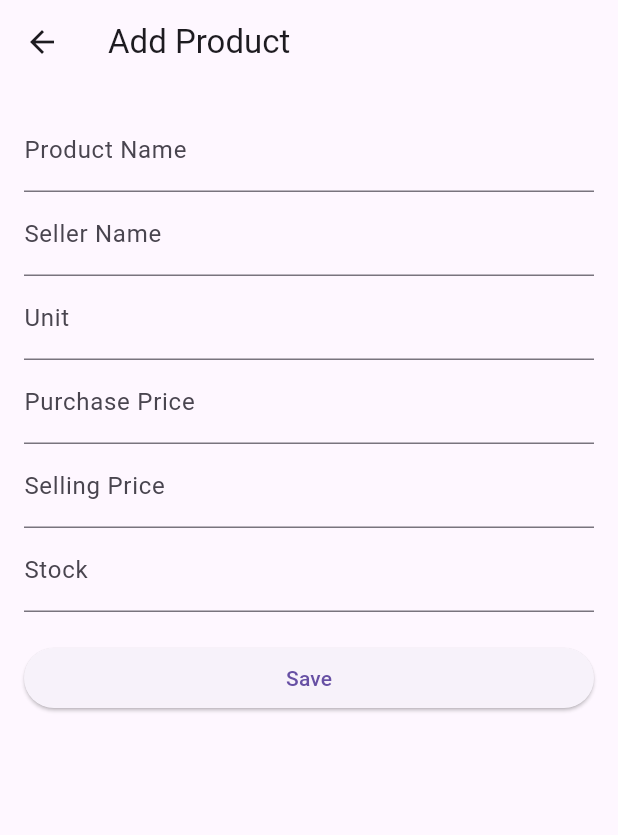
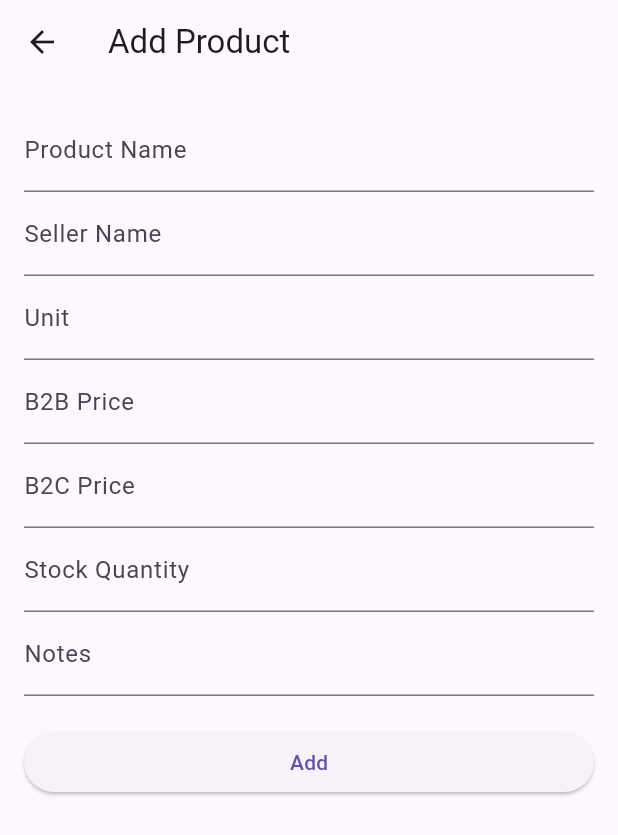
Before and after one commit to 0xRohinth/learn-flutter, a Flutter app: the AddProductScreen screen opened directly, on a phone screen of 412 x 824 dp. Shown: the top 835 px of the screen. Run offline on Flutter 3.47's test engine with Material 3 defaults, Android fonts, the phone set to English and light mode, and no system bars; our stand-ins replace sqflite; accounts and stored records are empty; statements that could not run were skipped.

Commit message:
fix:name config

```diff
--- a/stock_manager/lib/screens/add_product_screen.dart
+++ b/stock_manager/lib/screens/add_product_screen.dart
@@ -1,10 +1,11 @@
 import 'package:flutter/material.dart';
-import 'package:provider/provider.dart';
-import '../providers/product_provider.dart';
+import '../database/db_helper.dart';
 import '../models/product.dart';
 
 class AddProductScreen extends StatefulWidget {
-  const AddProductScreen({super.key});
+  final Product? product; // if null → Add mode, else → Edit mode
+
+  const AddProductScreen({super.key, this.product});
 
   @override
   State<AddProductScreen> createState() => _AddProductScreenState();
@@ -12,70 +13,90 @@ class AddProductScreen extends StatefulWidget {
 
 class _AddProductScreenState extends State<AddProductScreen> {
   final _formKey = GlobalKey<FormState>();
-  String name = "";
-  String sellerName = "";
-  String unit = "";
-  double purchasePrice = 0.0;
-  double sellingPrice = 0.0;
-  int stock = 0;
+
+  final _nameController = TextEditingController();
+  final _sellerController = TextEditingController();
+  final _unitController = TextEditingController();
+  final _b2bController = TextEditingController();
+  final _b2cController = TextEditingController();
+  final _stockController = TextEditingController();
+  final _notesController = TextEditingController();
+
+  @override
+  void initState() {
+    super.initState();
+    if (widget.product != null) {
+      _nameController.text = widget.product!.name;
+      _sellerController.text = widget.product!.sellerName;
+      _unitController.text = widget.product!.unit;
+      _b2bController.text = widget.product!.b2bPrice.toString();
+      _b2cController.text = widget.product!.b2cPrice.toString();
+      _stockController.text = widget.product!.stockQty.toString();
+      _notesController.text = widget.product!.notes;
+    }
+  }
+
+  Future<void> _saveProduct() async {
+    if (_formKey.currentState!.validate()) {
+      final newProduct = Product(
+        id: widget.product?.id,
+        name: _nameController.text,
+        sellerName: _sellerController.text,
+        unit: _unitController.text,
+        b2bPrice: double.parse(_b2bController.text),
+        b2cPrice: double.parse(_b2cController.text),
+        stockQty: int.parse(_stockController.text),
+        notes: _notesController.text,
+      );
+
+      if (widget.product == null) {
+        await DBHelper.insertProduct(newProduct);
+      } else {
+        await DBHelper.updateProduct(newProduct);
+      }
+
+      if (mounted) Navigator.pop(context, true); // return true = refresh list
+    }
+  }
+
+  Widget _buildTextField(String label, TextEditingController controller,
+      {TextInputType inputType = TextInputType.text}) {
+    return TextFormField(
+      controller: controller,
+      decoration: InputDecoration(labelText: label),
+      keyboardType: inputType,
+      validator: (value) =>
+          value == null || value.isEmpty ? "Enter $label" : null,
+    );
+  }
 
   @override
   Widget build(BuildContext context) {
     return Scaffold(
-      appBar: AppBar(title: const Text("Add Product")),
+      appBar: AppBar(
+        title: Text(widget.product == null ? "Add Product" : "Edit Product"),
+      ),
       body: Padding(
         padding: const EdgeInsets.all(16),
         child: Form(
           key: _formKey,
           child: ListView(
             children: [
-              TextFormField(
-                decoration: const InputDecoration(labelText: "Product Name"),
-                onSaved: (val) => name = val ?? "",
-              ),
-              TextFormField(
-                decoration: const InputDecoration(labelText: "Seller Name"),
-                onSaved: (val) => sellerName = val ?? "",
-              ),
-              TextFormField(
-                decoration: const InputDecoration(labelText: "Unit"),
-                onSaved: (val) => unit = val ?? "",
-              ),
-              TextFormField(
-                decoration: const InputDecoration(labelText: "Purchase Price"),
-                keyboardType: TextInputType.number,
-                onSaved: (val) =>
-                    purchasePrice = double.tryParse(val ?? "0") ?? 0,
-              ),
-              TextFormField(
-                decoration: const InputDecoration(labelText: "Selling Price"),
-                keyboardType: TextInputType.number,
-                onSaved: (val) =>
-                    sellingPrice = double.tryParse(val ?? "0") ?? 0,
-              ),
-              TextFormField(
-                decoration: const InputDecoration(labelText: "Stock"),
-                keyboardType: TextInputType.number,
-                onSaved: (val) => stock = int.tryParse(val ?? "0") ?? 0,
-              ),
+              _buildTextField("Product Name", _nameController),
+              _buildTextField("Seller Name", _sellerController),
+              _buildTextField("Unit", _unitController),
+              _buildTextField("B2B Price", _b2bController,
+                  inputType: TextInputType.number),
+              _buildTextField("B2C Price", _b2cController,
+                  inputType: TextInputType.number),
+              _buildTextField("Stock Quantity", _stockController,
+                  inputType: TextInputType.number),
+              _buildTextField("Notes", _notesController),
               const SizedBox(height: 20),
               ElevatedButton(
-                child: const Text("Save"),
-                onPressed: () {
-                  _formKey.currentState?.save();
-                  final product = Product(
-                    name: name,
-                    sellerName: sellerName,
-                    unit: unit,
-                    purchasePrice: purchasePrice,
-                    sellingPrice: sellingPrice,
-                    stock: stock,
-                  );
-                  Provider.of<ProductProvider>(context, listen: false)
-                      .addProduct(product);
-                  Navigator.pop(context);
-                },
-              )
+                onPressed: _saveProduct,
+                child: Text(widget.product == null ? "Add" : "Update"),
+              ),
             ],
           ),
         ),
```
